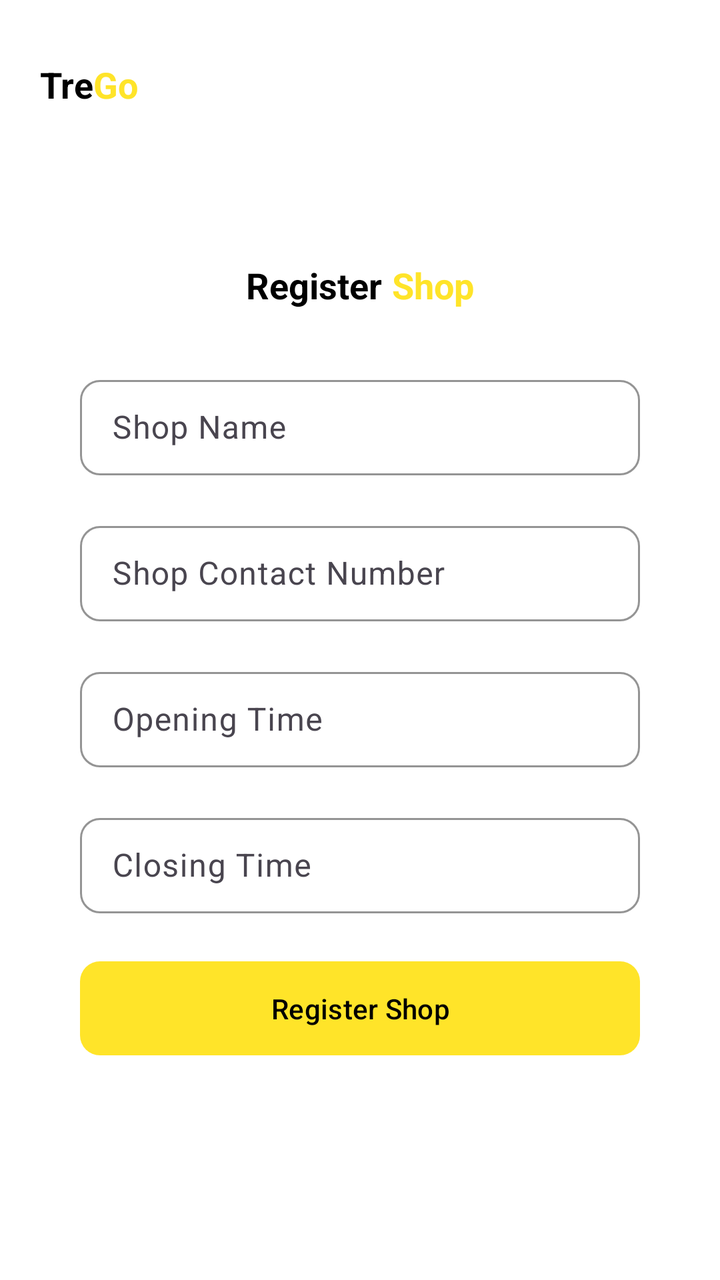
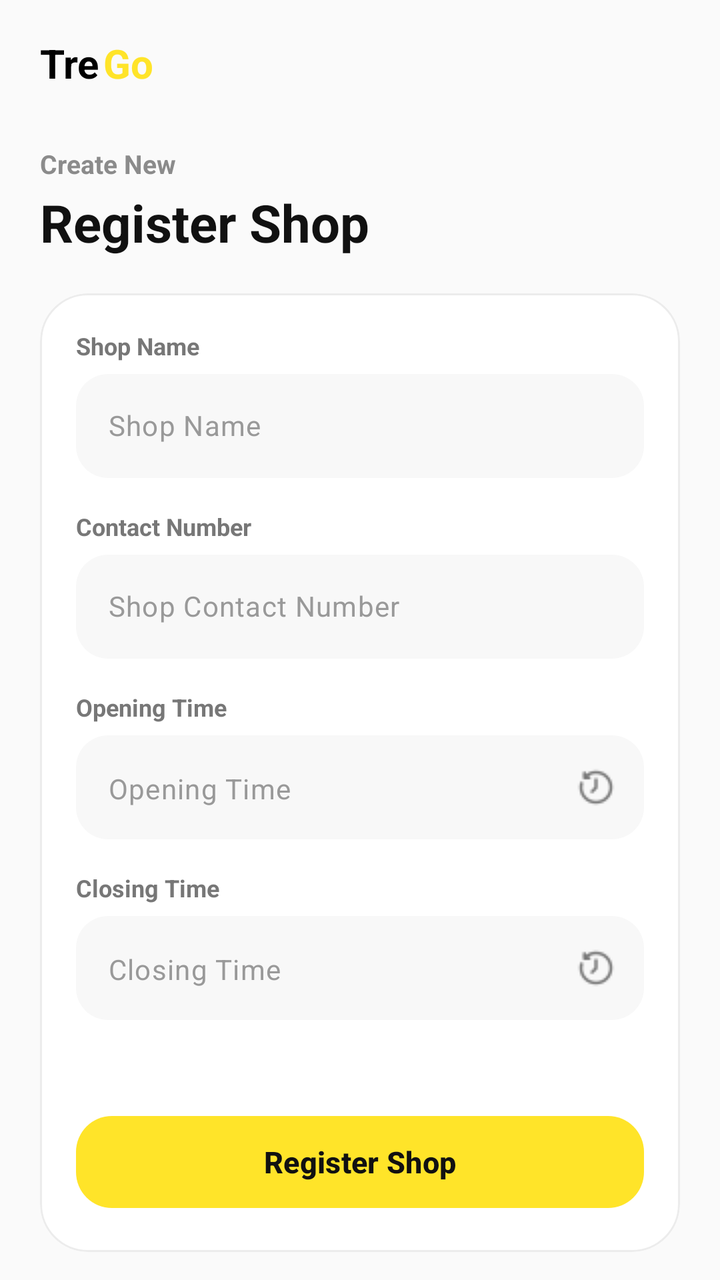

An Android layout rendered at two revisions. The XML below is the earlier revision; the diff shows what the commit changed to produce the second picture.
<!-- AndroidManifest.xml: application theme Theme.TregoApp -->
<!-- res/layout/fragment_shop_registration.xml -->
<?xml version="1.0" encoding="utf-8"?>
<LinearLayout xmlns:android="http://schemas.android.com/apk/res/android"
    xmlns:tools="http://schemas.android.com/tools"
    android:layout_width="match_parent"
    android:layout_height="match_parent"
    xmlns:app="http://schemas.android.com/apk/res-auto"
    tools:context=".mechanic.ui.ShopRegistrationFragment"
    android:orientation="vertical"
    android:background="@color/secondary_color"
    android:padding="20dp">

    <LinearLayout
        android:layout_width="match_parent"
        android:layout_height="wrap_content"
        android:gravity="start"
        android:layout_marginTop="10dp"
        android:layout_marginBottom="6dp">

        <TextView
            android:layout_width="wrap_content"
            android:layout_height="wrap_content"
            android:text="@string/app_first_name"
            android:textSize="18sp"
            android:textStyle="bold"
            android:textColor="@color/tertiary_color" />

        <TextView
            android:layout_width="wrap_content"
            android:layout_height="wrap_content"
            android:text="@string/app_last_name"
            android:textSize="18sp"
            android:textStyle="bold"
            android:textColor="@color/primary_color" />

    </LinearLayout>

    <View
        android:layout_width="0dp"
        android:layout_height="70dp" />

    <LinearLayout
        android:layout_width="match_parent"
        android:layout_height="wrap_content"
        android:orientation="vertical"
        android:gravity="center" >

        <LinearLayout
            android:layout_width="match_parent"
            android:layout_height="wrap_content"
            android:gravity="center"
            android:layout_marginBottom="30dp">

            <TextView
                android:layout_width="wrap_content"
                android:layout_height="wrap_content"
                android:text="@string/register"
                android:textSize="18sp"
                android:textStyle="bold"
                android:textColor="@color/tertiary_color" />

            <TextView
                android:layout_width="wrap_content"
                android:layout_height="wrap_content"
                android:text="@string/shop"
                android:textSize="18sp"
                android:textStyle="bold"
                android:textColor="@color/primary_color"
                android:paddingStart="5dp"/>

        </LinearLayout>

        <LinearLayout
            android:layout_width="280dp"
            android:layout_height="match_parent"
            android:orientation="vertical"
            android:gravity="center">
s
            <com.google.android.material.textfield.TextInputLayout
                android:layout_width="match_parent"
                android:layout_height="wrap_content"
                android:layout_marginBottom="20dp"
                app:boxStrokeWidth="1dp"
                app:boxStrokeWidthFocused="1dp"
                app:boxStrokeColor="@color/black"
                app:hintTextColor="@color/placeholder_text_color"
                app:boxBackgroundColor="@color/field_color"
                app:boxCornerRadiusTopStart="10dp"
                app:boxCornerRadiusBottomStart="10dp"
                app:boxCornerRadiusBottomEnd="10dp"
                app:boxCornerRadiusTopEnd="10dp" >

                <com.google.android.material.textfield.TextInputEditText
                    android:id="@+id/etShopName"
                    android:layout_width="match_parent"
                    android:layout_height="wrap_content"
                    android:hint="@string/shop_name"
                    android:paddingVertical="13dp"/>

            </com.google.android.material.textfield.TextInputLayout>

            <com.google.android.material.textfield.TextInputLayout
                android:layout_width="match_parent"
                android:layout_height="wrap_content"
                android:layout_marginBottom="20dp"
                app:boxStrokeWidth="1dp"
                app:boxStrokeWidthFocused="1dp"
                app:boxStrokeColor="@color/black"
                app:hintTextColor="@color/placeholder_text_color"
                app:boxBackgroundColor="@color/field_color"
                app:boxCornerRadiusTopStart="10dp"
                app:boxCornerRadiusBottomStart="10dp"
                app:boxCornerRadiusBottomEnd="10dp"
                app:boxCornerRadiusTopEnd="10dp" >

                <com.google.android.material.textfield.TextInputEditText
                    android:id="@+id/etShopContactNumber"
                    android:layout_width="match_parent"
                    android:layout_height="wrap_content"
                    android:hint="@string/shop_contact_number"
                    android:inputType="phone"
                    android:maxLength="10"
                    android:paddingVertical="13dp"/>

            </com.google.android.material.textfield.TextInputLayout>

            <com.google.android.material.textfield.TextInputLayout
                android:layout_width="match_parent"
                android:layout_height="wrap_content"
                android:layout_marginBottom="20dp"
                app:boxStrokeWidth="1dp"
                app:boxStrokeWidthFocused="1dp"
                app:boxStrokeColor="@color/black"
                app:hintTextColor="@color/placeholder_text_color"
                app:boxBackgroundColor="@color/field_color"
                app:boxCornerRadiusTopStart="10dp"
                app:boxCornerRadiusBottomStart="10dp"
                app:boxCornerRadiusBottomEnd="10dp"
                app:boxCornerRadiusTopEnd="10dp" >

                <com.google.android.material.textfield.TextInputEditText
                    android:id="@+id/etOpeningTime"
                    android:layout_width="match_parent"
                    android:layout_height="wrap_content"
                    android:hint="@string/opening_time"
                    android:focusable="false"
                    android:clickable="true"
                    android:paddingVertical="13dp"/>

            </com.google.android.material.textfield.TextInputLayout>

            <com.google.android.material.textfield.TextInputLayout
                android:layout_width="match_parent"
                android:layout_height="wrap_content"
                android:layout_marginBottom="20dp"
                app:boxStrokeWidth="1dp"
                app:boxStrokeWidthFocused="1dp"
                app:boxStrokeColor="@color/black"
                app:hintTextColor="@color/placeholder_text_color"
                app:boxBackgroundColor="@color/field_color"
                app:boxCornerRadiusTopStart="10dp"
                app:boxCornerRadiusBottomStart="10dp"
                app:boxCornerRadiusBottomEnd="10dp"
                app:boxCornerRadiusTopEnd="10dp" >

                <com.google.android.material.textfield.TextInputEditText
                    android:id="@+id/etClosingTime"
                    android:layout_width="match_parent"
                    android:layout_height="wrap_content"
                    android:hint="@string/closing_time"
                    android:focusable="false"
                    android:clickable="true"
                    android:paddingVertical="13dp"/>

            </com.google.android.material.textfield.TextInputLayout>

            <com.google.android.material.button.MaterialButton
                android:id="@+id/registerShopBtn"
                android:layout_width="match_parent"
                android:layout_height="wrap_content"
                android:text="@string/register_shop"
                android:textColor="@color/black"
                android:paddingVertical="14dp"
                android:layout_marginBottom="40dp"
                app:cornerRadius="10dp" />

        </LinearLayout>

    </LinearLayout>

</LinearLayout>
<!-- resources referenced by this layout -->
<resources>
  <color name="black">#FF000000</color>
  <color name="field_color">#FFFFFFFF</color>
  <color name="placeholder_text_color">#949494</color>
  <color name="primary_color">#FFE429</color>
  <color name="secondary_color">#FFFFFFFF</color>
  <color name="tertiary_color">#FF000000</color>
  <string name="app_first_name">Tre</string>
  <string name="app_last_name">Go</string>
  <string name="closing_time">Closing Time</string>
  
      // For Service Creation
  <string name="opening_time">Opening Time</string>
  <string name="register">Register</string>
  <string name="register_shop">Register Shop</string>
  <string name="shop">Shop</string>
  <string name="shop_contact_number">Shop Contact Number</string>
  <string name="shop_name">Shop Name</string>
  <style name="Theme.TregoApp" parent="Base.Theme.TregoApp" />
  <style name="Base.Theme.TregoApp" parent="Theme.Material3.DayNight.NoActionBar">
          <item name="colorPrimary">@color/primary_color</item>
          <item name="android:statusBarColor">@color/secondary_color</item>
          <item name="android:windowLightStatusBar">true</item>
      </style>
</resources>

<!-- the commit's change to res/layout/fragment_shop_registration.xml (unified diff, before → after) -->
@@ -1,26 +1,27 @@
 <?xml version="1.0" encoding="utf-8"?>
 <LinearLayout xmlns:android="http://schemas.android.com/apk/res/android"
     xmlns:tools="http://schemas.android.com/tools"
+    xmlns:app="http://schemas.android.com/apk/res-auto"
     android:layout_width="match_parent"
     android:layout_height="match_parent"
-    xmlns:app="http://schemas.android.com/apk/res-auto"
-    tools:context=".mechanic.ui.ShopRegistrationFragment"
     android:orientation="vertical"
-    android:background="@color/secondary_color"
-    android:padding="20dp">
-
+    android:background="#FAFAFA"
+    android:paddingHorizontal="20dp"
+    android:paddingTop="18dp"
+    android:paddingBottom="14dp"
+    tools:context=".mechanic.ui.ShopRegistrationFragment">
+
+    
     <LinearLayout
         android:layout_width="match_parent"
         android:layout_height="wrap_content"
-        android:gravity="start"
-        android:layout_marginTop="10dp"
-        android:layout_marginBottom="6dp">
+        android:gravity="center_vertical">
 
         <TextView
             android:layout_width="wrap_content"
             android:layout_height="wrap_content"
             android:text="@string/app_first_name"
-            android:textSize="18sp"
+            android:textSize="20sp"
             android:textStyle="bold"
             android:textColor="@color/tertiary_color" />
 
@@ -28,163 +29,281 @@
             android:layout_width="wrap_content"
             android:layout_height="wrap_content"
             android:text="@string/app_last_name"
-            android:textSize="18sp"
+            android:textSize="20sp"
             android:textStyle="bold"
-            android:textColor="@color/primary_color" />
+            android:textColor="@color/primary_color"
+            android:paddingStart="2dp" />
 
     </LinearLayout>
 
     <View
-        android:layout_width="0dp"
-        android:layout_height="70dp" />
-
+        android:layout_width="match_parent"
+        android:layout_height="28dp" />
+
+    
     <LinearLayout
         android:layout_width="match_parent"
         android:layout_height="wrap_content"
-        android:orientation="vertical"
-        android:gravity="center" >
+        android:orientation="vertical">
+
+        <TextView
+            android:layout_width="wrap_content"
+            android:layout_height="wrap_content"
+            android:text="Create New"
+            android:textSize="13sp"
+            android:textStyle="bold"
+            android:textColor="#8B8B8B" />
 
         <LinearLayout
-            android:layout_width="match_parent"
+            android:layout_width="wrap_content"
             android:layout_height="wrap_content"
-            android:gravity="center"
-            android:layout_marginBottom="30dp">
+            android:layout_marginTop="3dp"
+            android:gravity="center_vertical">
 
             <TextView
                 android:layout_width="wrap_content"
                 android:layout_height="wrap_content"
                 android:text="@string/register"
-                android:textSize="18sp"
+                android:textSize="26sp"
                 android:textStyle="bold"
-                android:textColor="@color/tertiary_color" />
+                android:textColor="#111111" />
 
             <TextView
                 android:layout_width="wrap_content"
                 android:layout_height="wrap_content"
-                android:text="@string/shop"
-                android:textSize="18sp"
+                android:text=" Shop"
+                android:textSize="26sp"
                 android:textStyle="bold"
-                android:textColor="@color/primary_color"
-                android:paddingStart="5dp"/>
+                android:textColor="#111111" />
+
+
+
+
+
+
 
         </LinearLayout>
 
+    </LinearLayout>
+
+    <View
+        android:layout_width="match_parent"
+        android:layout_height="18dp" />
+
+    
+    <com.google.android.material.card.MaterialCardView
+        android:layout_width="match_parent"
+        android:layout_height="0dp"
+        android:layout_weight="1"
+        app:cardBackgroundColor="#FFFFFF"
+        app:cardCornerRadius="24dp"
+        app:strokeColor="#ECECEC"
+        app:strokeWidth="1dp"
+        app:cardElevation="0dp">
+
         <LinearLayout
-            android:layout_width="280dp"
+            android:layout_width="match_parent"
             android:layout_height="match_parent"
             android:orientation="vertical"
-            android:gravity="center">
-s
-            <com.google.android.material.textfield.TextInputLayout
+            android:padding="18dp">
+
+            
+            <ScrollView
                 android:layout_width="match_parent"
-                android:layout_height="wrap_content"
-                android:layout_marginBottom="20dp"
-                app:boxStrokeWidth="1dp"
-                app:boxStrokeWidthFocused="1dp"
-                app:boxStrokeColor="@color/black"
-                app:hintTextColor="@color/placeholder_text_color"
-                app:boxBackgroundColor="@color/field_color"
-                app:boxCornerRadiusTopStart="10dp"
-                app:boxCornerRadiusBottomStart="10dp"
-                app:boxCornerRadiusBottomEnd="10dp"
-                app:boxCornerRadiusTopEnd="10dp" >
-
-                <com.google.android.material.textfield.TextInputEditText
-                    android:id="@+id/etShopName"
+                android:layout_height="0dp"
+                android:layout_weight="1"
+                android:overScrollMode="never">
+
+                <LinearLayout
                     android:layout_width="match_parent"
                     android:layout_height="wrap_content"
-                    android:hint="@string/shop_name"
-                    android:paddingVertical="13dp"/>
-
-            </com.google.android.material.textfield.TextInputLayout>
-
-            <com.google.android.material.textfield.TextInputLayout
-                android:layout_width="match_parent"
-                android:layout_height="wrap_content"
-                android:layout_marginBottom="20dp"
-                app:boxStrokeWidth="1dp"
-                app:boxStrokeWidthFocused="1dp"
-                app:boxStrokeColor="@color/black"
-                app:hintTextColor="@color/placeholder_text_color"
-                app:boxBackgroundColor="@color/field_color"
-                app:boxCornerRadiusTopStart="10dp"
-                app:boxCornerRadiusBottomStart="10dp"
-                app:boxCornerRadiusBottomEnd="10dp"
-                app:boxCornerRadiusTopEnd="10dp" >
-
-                <com.google.android.material.textfield.TextInputEditText
-                    android:id="@+id/etShopContactNumber"
-                    android:layout_width="match_parent"
-                    android:layout_height="wrap_content"
-                    android:hint="@string/shop_contact_number"
-                    android:inputType="phone"
-                    android:maxLength="10"
-                    android:paddingVertical="13dp"/>
-
-            </com.google.android.material.textfield.TextInputLayout>
-
-            <com.google.android.material.textfield.TextInputLayout
-                android:layout_width="match_parent"
-                android:layout_height="wrap_content"
-                android:layout_marginBottom="20dp"
-                app:boxStrokeWidth="1dp"
-                app:boxStrokeWidthFocused="1dp"
-                app:boxStrokeColor="@color/black"
-                app:hintTextColor="@color/placeholder_text_color"
-                app:boxBackgroundColor="@color/field_color"
-                app:boxCornerRadiusTopStart="10dp"
-                app:boxCornerRadiusBottomStart="10dp"
-                app:boxCornerRadiusBottomEnd="10dp"
-                app:boxCornerRadiusTopEnd="10dp" >
-
-                <com.google.android.material.textfield.TextInputEditText
-                    android:id="@+id/etOpeningTime"
-                    android:layout_width="match_parent"
-                    android:layout_height="wrap_content"
-                    android:hint="@string/opening_time"
-                    android:focusable="false"
-                    android:clickable="true"
-                    android:paddingVertical="13dp"/>
-
-            </com.google.android.material.textfield.TextInputLayout>
-
-            <com.google.android.material.textfield.TextInputLayout
-                android:layout_width="match_parent"
-                android:layout_height="wrap_content"
-                android:layout_marginBottom="20dp"
-                app:boxStrokeWidth="1dp"
-                app:boxStrokeWidthFocused="1dp"
-                app:boxStrokeColor="@color/black"
-                app:hintTextColor="@color/placeholder_text_color"
-                app:boxBackgroundColor="@color/field_color"
-                app:boxCornerRadiusTopStart="10dp"
-                app:boxCornerRadiusBottomStart="10dp"
-                app:boxCornerRadiusBottomEnd="10dp"
-                app:boxCornerRadiusTopEnd="10dp" >
-
-                <com.google.android.material.textfield.TextInputEditText
-                    android:id="@+id/etClosingTime"
-                    android:layout_width="match_parent"
-                    android:layout_height="wrap_content"
-                    android:hint="@string/closing_time"
-                    android:focusable="false"
-                    android:clickable="true"
-                    android:paddingVertical="13dp"/>
-
-            </com.google.android.material.textfield.TextInputLayout>
-
+                    android:orientation="vertical">
+
+                    
+                    <TextView
+                        android:layout_width="wrap_content"
+                        android:layout_height="wrap_content"
+                        android:text="Shop Name"
+                        android:textSize="12sp"
+                        android:textStyle="bold"
+                        android:textColor="#777777"
+                        android:layout_marginBottom="6dp" />
+
+                    <com.google.android.material.textfield.TextInputLayout
+                        android:layout_width="match_parent"
+                        android:layout_height="wrap_content"
+                        android:layout_marginBottom="16dp"
+                        app:hintEnabled="false"
+                        app:boxBackgroundMode="filled"
+                        app:boxBackgroundColor="#F8F8F8"
+                        app:boxStrokeWidth="0dp"
+                        app:boxStrokeWidthFocused="0dp"
+                        app:boxCornerRadiusTopStart="16dp"
+                        app:boxCornerRadiusTopEnd="16dp"
+                        app:boxCornerRadiusBottomStart="16dp"
+                        app:boxCornerRadiusBottomEnd="16dp">
+
+                        <com.google.android.material.textfield.TextInputEditText
+                            android:id="@+id/etShopName"
+                            android:layout_width="match_parent"
+                            android:layout_height="52dp"
+                            android:background="@null"
+                            android:hint="@string/shop_name"
+                            android:textColorHint="#999999"
+                            android:textColor="#111111"
+                            android:textSize="14sp"
+                            android:paddingHorizontal="16dp"
+                            android:gravity="center_vertical"/>
+
+                    </com.google.android.material.textfield.TextInputLayout>
+
+                    
+                    <TextView
+                        android:layout_width="wrap_content"
+                        android:layout_height="wrap_content"
+                        android:text="Contact Number"
+                        android:textSize="12sp"
+                        android:textStyle="bold"
+                        android:textColor="#777777"
+                        android:layout_marginBottom="6dp" />
+
+                    <com.google.android.material.textfield.TextInputLayout
+                        android:layout_width="match_parent"
+                        android:layout_height="wrap_content"
+                        android:layout_marginBottom="16dp"
+                        app:hintEnabled="false"
+                        app:boxBackgroundMode="filled"
+                        app:boxBackgroundColor="#F8F8F8"
+                        app:boxStrokeWidth="0dp"
+                        app:boxStrokeWidthFocused="0dp"
+                        app:boxCornerRadiusTopStart="16dp"
+                        app:boxCornerRadiusTopEnd="16dp"
+                        app:boxCornerRadiusBottomStart="16dp"
+                        app:boxCornerRadiusBottomEnd="16dp">
+
+                        <com.google.android.material.textfield.TextInputEditText
+                            android:id="@+id/etShopContactNumber"
+                            android:layout_width="match_parent"
+                            android:layout_height="52dp"
+                            android:background="@null"
+                            android:hint="@string/shop_contact_number"
+                            android:inputType="phone"
+                            android:maxLength="10"
+                            android:textColorHint="#999999"
+                            android:textColor="#111111"
+                            android:textSize="14sp"
+                            android:paddingHorizontal="16dp"
+                            android:gravity="center_vertical"/>
+
+                    </com.google.android.material.textfield.TextInputLayout>
+
+                    
+                    <TextView
+                        android:layout_width="wrap_content"
+                        android:layout_height="wrap_content"
+                        android:text="Opening Time"
+                        android:textSize="12sp"
+                        android:textStyle="bold"
+                        android:textColor="#777777"
+                        android:layout_marginBottom="6dp" />
+
+                    <com.google.android.material.textfield.TextInputLayout
+                        android:layout_width="match_parent"
+                        android:layout_height="wrap_content"
+                        android:layout_marginBottom="16dp"
+                        app:hintEnabled="false"
+                        app:endIconMode="custom"
+                        app:endIconDrawable="@drawable/timing"
+                        app:endIconTint="#777777"
+                        app:boxBackgroundMode="filled"
+                        app:boxBackgroundColor="#F8F8F8"
+                        app:boxStrokeWidth="0dp"
+                        app:boxStrokeWidthFocused="0dp"
+                        app:boxCornerRadiusTopStart="16dp"
+                        app:boxCornerRadiusTopEnd="16dp"
+                        app:boxCornerRadiusBottomStart="16dp"
+                        app:boxCornerRadiusBottomEnd="16dp">
+
+                        <com.google.android.material.textfield.TextInputEditText
+                            android:id="@+id/etOpeningTime"
+                            android:layout_width="match_parent"
+                            android:layout_height="52dp"
+                            android:background="@null"
+                            android:hint="@string/opening_time"
+                            android:focusable="false"
+                            android:clickable="true"
+                            android:textColorHint="#999999"
+                            android:textColor="#111111"
+                            android:textSize="14sp"
+                            android:paddingHorizontal="16dp"
+                            android:gravity="center_vertical"/>
+
+                    </com.google.android.material.textfield.TextInputLayout>
+
+                    
+                    <TextView
+                        android:layout_width="wrap_content"
+                        android:layout_height="wrap_content"
+                        android:text="Closing Time"
+                        android:textSize="12sp"
+                        android:textStyle="bold"
+                        android:textColor="#777777"
+                        android:layout_marginBottom="6dp" />
+
+                    <com.google.android.material.textfield.TextInputLayout
+                        android:layout_width="match_parent"
+                        android:layout_height="wrap_content"
+                        android:layout_marginBottom="16dp"
+                        app:hintEnabled="false"
+                        app:endIconMode="custom"
+                        app:endIconDrawable="@drawable/timing"
+                        app:endIconTint="#777777"
+                        app:boxBackgroundMode="filled"
+                        app:boxBackgroundColor="#F8F8F8"
+                        app:boxStrokeWidth="0dp"
+                        app:boxStrokeWidthFocused="0dp"
+                        app:boxCornerRadiusTopStart="16dp"
+                        app:boxCornerRadiusTopEnd="16dp"
+                        app:boxCornerRadiusBottomStart="16dp"
+                        app:boxCornerRadiusBottomEnd="16dp">
+
+                        <com.google.android.material.textfield.TextInputEditText
+                            android:id="@+id/etClosingTime"
+                            android:layout_width="match_parent"
+                            android:layout_height="52dp"
+                            android:background="@null"
+                            android:hint="@string/closing_time"
+                            android:focusable="false"
+                            android:clickable="true"
+                            android:textColorHint="#999999"
+                            android:textColor="#111111"
+                            android:textSize="14sp"
+                            android:paddingHorizontal="16dp"
+                            android:gravity="center_vertical"/>
+
+                    </com.google.android.material.textfield.TextInputLayout>
+
+                </LinearLayout>
+
+            </ScrollView>
+
+            
             <com.google.android.material.button.MaterialButton
                 android:id="@+id/registerShopBtn"
                 android:layout_width="match_parent"
-                android:layout_height="wrap_content"
+                android:layout_height="54dp"
+                android:layout_marginTop="16dp"
                 android:text="@string/register_shop"
-                android:textColor="@color/black"
-                android:paddingVertical="14dp"
-                android:layout_marginBottom="40dp"
-                app:cornerRadius="10dp" />
+                android:textAllCaps="false"
+                android:textSize="15sp"
+                android:textStyle="bold"
+                android:textColor="#111111"
+                app:backgroundTint="#FFE429"
+                app:cornerRadius="18dp"
+                app:elevation="0dp" />
 
         </LinearLayout>
 
-    </LinearLayout>
+    </com.google.android.material.card.MaterialCardView>
 
 </LinearLayout>
<!-- resource entries referenced after the edit -->
@@ -1,11 +1,9 @@
 <!-- resources referenced by this layout -->
 <resources>
-  <color name="black">#FF000000</color>
-  <color name="field_color">#FFFFFFFF</color>
-  <color name="placeholder_text_color">#949494</color>
   <color name="primary_color">#FFE429</color>
   <color name="secondary_color">#FFFFFFFF</color>
   <color name="tertiary_color">#FF000000</color>
+  <!-- drawable timing: png bitmap (drawable, 404 bytes) -->
   <string name="app_first_name">Tre</string>
   <string name="app_last_name">Go</string>
   <string name="closing_time">Closing Time</string>
@@ -14,7 +12,6 @@
   <string name="opening_time">Opening Time</string>
   <string name="register">Register</string>
   <string name="register_shop">Register Shop</string>
-  <string name="shop">Shop</string>
   <string name="shop_contact_number">Shop Contact Number</string>
   <string name="shop_name">Shop Name</string>
   <style name="Theme.TregoApp" parent="Base.Theme.TregoApp" />
